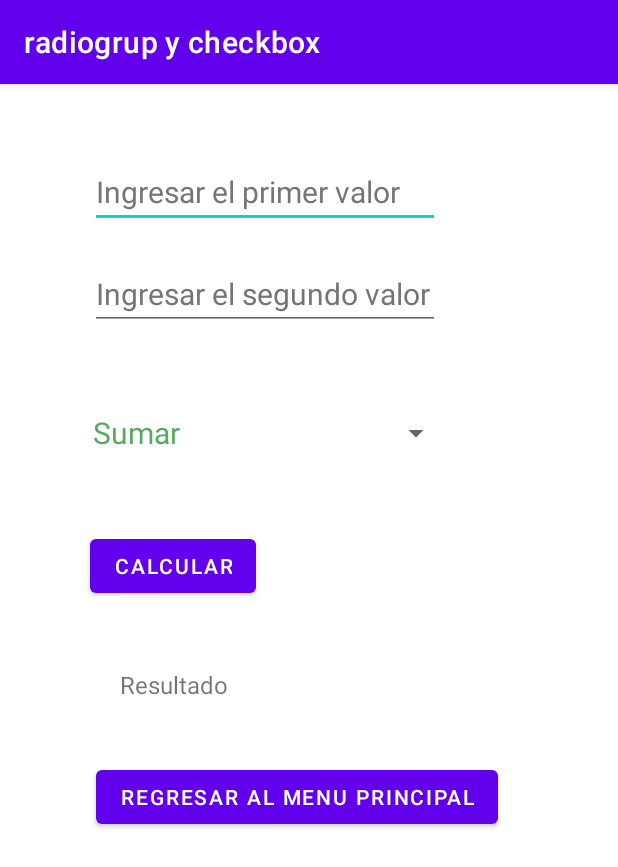
After one commit to DALT-00/ejercicio_1_y_2, an Android app: the spinner screen opened directly, with no data from a screen before it, on a phone screen of 412 x 824 dp. The commit adds this screen. Shown: the top 867 px of the screen. Run offline under Robolectric (Android 15) with nearby library versions, the phone set to English and light mode, and no system bars.

Commit message:
agrecacion del spinner y modificacines del string y otras

```diff
--- a/app/src/main/AndroidManifest.xml
+++ b/app/src/main/AndroidManifest.xml
@@ -9,6 +9,9 @@
         android:roundIcon="@mipmap/ic_launcher_round"
         android:supportsRtl="true"
         android:theme="@style/Theme.RadiogrupYCheckbox">
+        <activity
+            android:name=".spinner"
+            android:exported="false" />
         <activity
             android:name=".chechbox"
             android:exported="false" />
--- a/app/src/main/java/com/example/radiogrupycheckbox/MainActivity.java
+++ b/app/src/main/java/com/example/radiogrupycheckbox/MainActivity.java
@@ -25,4 +25,10 @@ public class MainActivity extends AppCompatActivity {
         Intent s = new Intent(this, chechbox.class);
         startActivity(s);
     }
+
+    // Metodo del boton spinner
+    public void Spinner (View view){
+        Intent s = new Intent(this, spinner.class);
+        startActivity(s);
+    }
 }
--- /dev/null
+++ b/app/src/main/java/com/example/radiogrupycheckbox/spinner.java
@@ -0,0 +1,75 @@
+package com.example.radiogrupycheckbox;
+
+import androidx.appcompat.app.AppCompatActivity;
+
+import android.content.Intent;
+import android.os.Bundle;
+import android.view.View;
+import android.widget.ArrayAdapter;
+import android.widget.EditText;
+import android.widget.Spinner;
+import android.widget.TextView;
+import android.widget.Toast;
+
+public class spinner extends AppCompatActivity {
+    private EditText et1, et2;
+    private TextView tv_1;
+    private Spinner spinner;
+    private String opciones [] = {"Sumar", "Restar", "Multiplicar", "Dividir"};
+
+
+    @Override
+    protected void onCreate(Bundle savedInstanceState) {
+        super.onCreate(savedInstanceState);
+        setContentView(R.layout.activity_spinner);
+        et1=(EditText) findViewById(R.id.et1);
+        et2=(EditText) findViewById(R.id.et2);
+        tv_1=(TextView)findViewById(R.id.tv_1);
+        spinner=(Spinner) findViewById(R.id.spinner);
+
+        String [] opciones  = {"Sumar", "Restar", "Multiplicar", "Dividir"};
+
+        ArrayAdapter <String> adaptar = new ArrayAdapter<String>(this, R.layout.spinner_item_diego, opciones);
+        spinner.setAdapter(adaptar);
+
+    }
+
+    //Metodo del boton para el spinner
+    public void Calcular(View view){
+        String valor_String = et1.getText().toString();
+        String valor2_String = et2.getText().toString();
+
+        int valor_entero = Integer.parseInt(valor_String);
+        int valor2_entero = Integer.parseInt(valor2_String);
+
+        String seleccion = spinner.getSelectedItem().toString();
+        if (seleccion.equals("Sumar")){
+            int sumar = valor_entero+valor2_entero;
+            String resultado = String.valueOf(sumar);
+            tv_1.setText("La suma es: "+resultado);
+        }else if (seleccion.equals("Restar")){
+            int restar = valor_entero-valor2_entero;
+            String resultado = String.valueOf(restar);
+            tv_1.setText("La resta es: "+resultado);
+        }else if (seleccion.equals("Multiplicar")){
+            int multi = valor_entero*valor2_entero;
+            String resultado = String.valueOf(multi);
+            tv_1.setText("La multiplicacion es: "+resultado);
+        }else if (seleccion.equals("Dividir")){
+           if (valor2_entero != 0){
+               int divi = valor_entero/valor2_entero;
+               String resultado = String.valueOf(divi);
+               tv_1.setText("La divicion es: "+resultado);
+           }else {
+               Toast.makeText(this,"No se puede dividir entre Cero", Toast.LENGTH_LONG).show();
+           }
+        }
+
+    }
+
+    // Metodo del boton para regresar al inicio
+    public void regresar3  (View view) {
+        Intent siguiente = new Intent(this, MainActivity.class);
+        startActivity(siguiente);
+    }
+}
--- /dev/null
+++ b/app/src/main/res/layout/activity_spinner.xml
@@ -0,0 +1,80 @@
+<?xml version="1.0" encoding="utf-8"?>
+<androidx.constraintlayout.widget.ConstraintLayout xmlns:android="http://schemas.android.com/apk/res/android"
+    xmlns:app="http://schemas.android.com/apk/res-auto"
+    xmlns:tools="http://schemas.android.com/tools"
+    android:layout_width="match_parent"
+    android:layout_height="match_parent"
+    tools:context=".spinner">
+
+    <TextView
+        android:id="@+id/tv_1"
+        android:layout_width="wrap_content"
+        android:layout_height="wrap_content"
+        android:layout_marginStart="80dp"
+        android:layout_marginTop="44dp"
+        android:text="@string/tv_1"
+        android:textSize="16sp"
+        app:layout_constraintStart_toStartOf="parent"
+        app:layout_constraintTop_toBottomOf="@+id/b1" />
+
+    <Button
+        android:id="@+id/b1"
+        android:layout_width="wrap_content"
+        android:layout_height="wrap_content"
+        android:layout_marginStart="60dp"
+        android:layout_marginTop="36dp"
+        android:onClick="Calcular"
+        android:text="@string/b1"
+        app:layout_constraintStart_toStartOf="parent"
+        app:layout_constraintTop_toBottomOf="@+id/spinner" />
+
+    <Button
+        android:id="@+id/b2"
+        android:layout_width="wrap_content"
+        android:layout_height="wrap_content"
+        android:layout_marginStart="64dp"
+        android:layout_marginTop="40dp"
+        android:onClick="regresar3"
+        android:text="@string/b2"
+        app:layout_constraintStart_toStartOf="parent"
+        app:layout_constraintTop_toBottomOf="@+id/tv_1" />
+
+    <EditText
+        android:id="@+id/et1"
+        android:layout_width="wrap_content"
+        android:layout_height="48dp"
+        android:layout_marginStart="60dp"
+        android:layout_marginTop="48dp"
+        android:autofillHints=""
+        android:ems="10"
+        android:hint="@string/et1"
+        android:inputType="number"
+        android:textColorHint="#757575"
+        android:textSize="20sp"
+        app:layout_constraintStart_toStartOf="parent"
+        app:layout_constraintTop_toTopOf="parent" />
+
+    <EditText
+        android:id="@+id/et2"
+        android:layout_width="wrap_content"
+        android:layout_height="48dp"
+        android:layout_marginStart="60dp"
+        android:layout_marginTop="20dp"
+        android:autofillHints=""
+        android:ems="10"
+        android:hint="@string/et2"
+        android:inputType="number"
+        android:textColorHint="#757575"
+        android:textSize="20sp"
+        app:layout_constraintStart_toStartOf="parent"
+        app:layout_constraintTop_toBottomOf="@+id/et1" />
+
+    <Spinner
+        android:id="@+id/spinner"
+        android:layout_width="249dp"
+        android:layout_height="57dp"
+        android:layout_marginStart="52dp"
+        android:layout_marginTop="40dp"
+        app:layout_constraintStart_toStartOf="parent"
+        app:layout_constraintTop_toBottomOf="@+id/et2" />
+</androidx.constraintlayout.widget.ConstraintLayout>
--- /dev/null
+++ b/app/src/main/res/layout/spinner_item_diego.xml
@@ -0,0 +1,8 @@
+<?xml version="1.0" encoding="utf-8"?>
+<TextView
+    android:layout_height="wrap_content"
+    android:layout_width="match_parent"
+    android:textSize="20sp"
+    android:textColor="#B50E881E"
+    android:padding="10sp"
+    xmlns:android="http://schemas.android.com/apk/res/android" />
--- a/app/src/main/res/values/strings.xml
+++ b/app/src/main/res/values/strings.xml
@@ -2,6 +2,7 @@
     <string name="app_name">radiogrup y checkbox</string>
     <string name="Buton_radio">Radiogrup</string>
     <string name="Button_checkbox">Checkbox</string>
+    <string name="Button_spennir">Spinner</string>
 
     // strings de activity radios
     <string name="ed1">Ingresar el primer valor</string>
@@ -24,4 +25,11 @@
     <string name="boton1">Calcular</string>
     <string name="textView">Resultado</string>
     <string name="boton2">Regresar al menu principal</string>
+
+    //String de activity spinner
+    <string name="et1">Ingresar el primer valor</string>
+    <string name="et2">Ingresar el segundo valor</string>
+    <string name="b1">Calcular</string>
+    <string name="tv_1">Resultado</string>
+    <string name="b2">Regresar al menu principal</string>
 </resources>
```
Also changed, not shown: app/src/main/java/com/example/radiogrupycheckbox/chechbox.java (+27 -12 lines), app/src/main/res/layout/activity_main.xml (+14 -0 lines).
